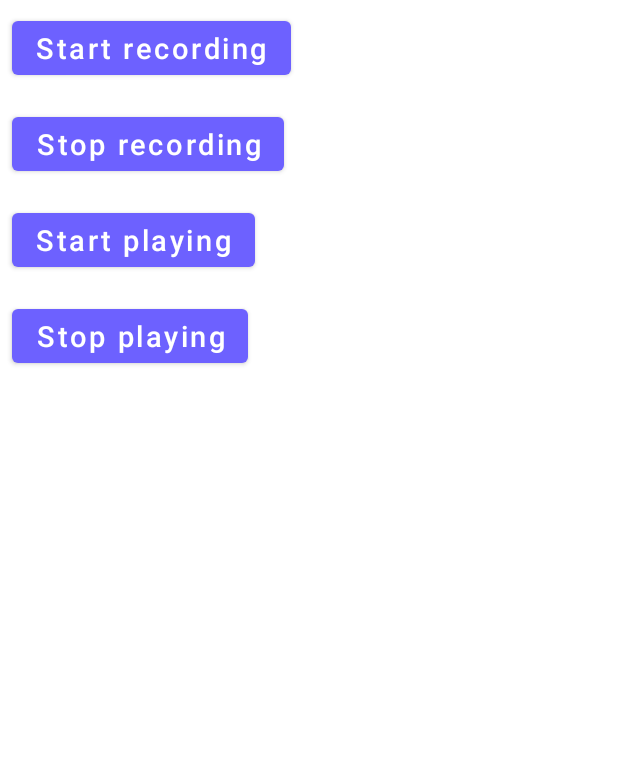
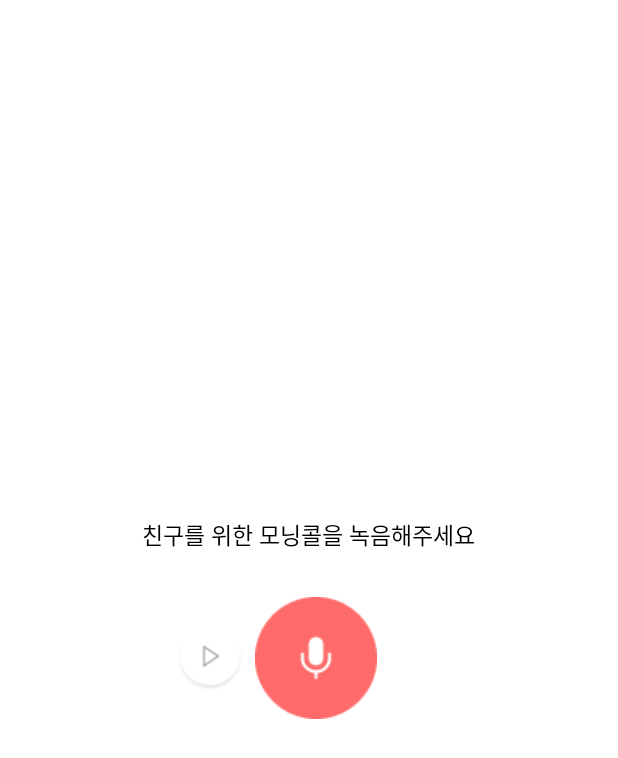
Before and after one commit to 55soup/HeyDude, an Android app: the RecordActivity screen opened directly, with no data from a screen before it, on a phone screen of 412 x 824 dp. Shown: the top 758 px of the screen. Run offline under Robolectric (Android 15) with nearby library versions, the phone set to English and light mode, and no system bars.

Commit message:
녹음 Imagebutton으로 수정, 오디오 플레이 시 끝까지 재생하면 자동 중지

```diff
--- a/app/src/main/java/com/mirim/hey_dude/RecordActivity.java
+++ b/app/src/main/java/com/mirim/hey_dude/RecordActivity.java
@@ -4,48 +4,76 @@ import androidx.appcompat.app.AppCompatActivity;
 import androidx.core.app.ActivityCompat;
 
 import android.Manifest;
+import android.app.AlertDialog;
+import android.content.DialogInterface;
 import android.content.pm.PackageManager;
 import android.media.MediaPlayer;
 import android.media.MediaRecorder;
 import android.os.Bundle;
-import android.os.Environment;
 import android.view.View;
-import android.widget.Button;
+import android.widget.ImageButton;
 import android.widget.Toast;
 
 import com.example.hey_dude.R;
 
-import java.io.File;
-import java.io.FileOutputStream;
 import java.io.IOException;
 
 public class RecordActivity extends AppCompatActivity {
-
-        private Button StartRecording, StopRecording, StartPlaying, StopPlaying;
+        private ImageButton recordBtn, playingBtn;
         private MediaRecorder mediaRecorder;
         private MediaPlayer mediaPlayer;
         private String AudioSavaPath = null;
+        private boolean isRecording = false;
+        private boolean isPlaying = false;
 
         @Override
         protected void onCreate(Bundle savedInstanceState) {
             super.onCreate(savedInstanceState);
             setContentView(R.layout.activity_record);
-
-            StartRecording = findViewById(R.id.startRecord);
-            StopRecording = findViewById(R.id.stopRecord);
-            StartPlaying = findViewById(R.id.startPlaying);
-            StopPlaying = findViewById(R.id.stopPlaying);
+            recordBtn = findViewById(R.id.recordBtn);
+            playingBtn = findViewById(R.id.playingBtn);
+            playingBtn.setEnabled(false); //enable은 코드로 설정해야 동작.
 
             ActivityCompat.requestPermissions(this,
                     new String[]{Manifest.permission.RECORD_AUDIO},
                     100);
 
-            StartRecording.setOnClickListener(new View.OnClickListener() {
+            recordBtn.setOnClickListener(new View.OnClickListener() {
                 @Override
                 public void onClick(View v) {
+                    if(isRecording){
+                        // 현재 녹음o
+                        isRecording=false;
+                        StopRecording();
+                        playingBtn.setEnabled(true);
+                    }else{
+                        //현재 녹음x
+                        if(checkPermissions()){
+                            isRecording=true;
+                            startRecording();
+                        }
+                    }
+                }
+            });
 
-                    if (checkPermissions() == true) {
+            playingBtn.setOnClickListener(new View.OnClickListener() {
+                @Override
+                public void onClick(View v) {
+                    if(isPlaying){
+                        //정지했을 때
+                        StopAudio();
+                    }else{
+                        // 재생했을 때
+                        PlayingAudio();
+                    }
+                }
+            });
+        }
 
+    void startRecording(){
+            //녹음시작
+            recordBtn.setImageResource(R.drawable.record_ing);
+            //파일 위치
             AudioSavaPath = getExternalFilesDir("/").getAbsolutePath();
             AudioSavaPath += "/" + "RecordExample_" + "audio.mp3";
 
@@ -57,26 +85,17 @@ public class RecordActivity extends AppCompatActivity {
 
             try {
                 mediaRecorder.prepare();
-                            Toast.makeText(RecordActivity.this, "Recording started", Toast.LENGTH_SHORT).show();
+                mediaRecorder.start();
             } catch (IOException e) {
                 e.printStackTrace();
             }
-                        mediaRecorder.start();
 
-                    } else {
-                        ActivityCompat.requestPermissions(RecordActivity.this, new String[]{
-                                Manifest.permission.RECORD_AUDIO, Manifest.permission.WRITE_EXTERNAL_STORAGE
-                        }, 1);
-                    }
     }
 
-            });
-
-            StopRecording.setOnClickListener(new View.OnClickListener() {
-                @Override
-                public void onClick(View v) {
-                    if (null != mediaPlayer) {
+    void StopRecording(){
+        //녹음 중지
         try {
+            recordBtn.setImageResource(R.drawable.record);
             mediaRecorder.stop();
         }catch(Exception e){
 
@@ -85,38 +104,54 @@ public class RecordActivity extends AppCompatActivity {
             mediaRecorder = null;
         }
     }
-                }
-            });
 
-            StartPlaying.setOnClickListener(new View.OnClickListener() {
-                @Override
-                public void onClick(View v) {
-
+    void PlayingAudio(){
+        //재생했을 때
+        isPlaying=true;
+        playingBtn.setImageResource(R.drawable.btn_stop);
         mediaPlayer = new MediaPlayer();
         try {
             mediaPlayer.setDataSource(AudioSavaPath);
             mediaPlayer.prepare();
             mediaPlayer.start();
-                        Toast.makeText(RecordActivity.this, "Start playing", Toast.LENGTH_SHORT).show();
         } catch (IOException e) {
             e.printStackTrace();
         }
+        // 오디오 길이 끝에 도달했을 경우.
+        mediaPlayer.setOnCompletionListener(new MediaPlayer.OnCompletionListener() {
+            @Override
+            public void onCompletion(MediaPlayer mp) {
+              StopAudio();
             }
         });
+    }
 
-            StopPlaying.setOnClickListener(new View.OnClickListener() {
-                @Override
-                public void onClick(View v) {
-
+    void StopAudio(){
+        //정지했을 때
+        isPlaying=false;
+        playingBtn.setImageResource(R.drawable.playbutton);
         if (mediaPlayer != null) {
             mediaPlayer.stop();
             mediaPlayer.release();
-                        Toast.makeText(RecordActivity.this, "Stopped playing", Toast.LENGTH_SHORT).show();
         }
     }
+
+    void DialogShow(){
+        AlertDialog.Builder builder = new AlertDialog.Builder(this);
+        builder.setTitle("알림");
+        builder.setMessage("김하진" + "님이"+"\n모닝콜을 원해요!\n수락하시겠습니까?");
+        builder.setPositiveButton("OK", new DialogInterface.OnClickListener() {
+            @Override
+            public void onClick(DialogInterface dialog, int which) {
+
+            }
         });
-
-
+        builder.setNegativeButton("CANCEL", new DialogInterface.OnClickListener() {
+            @Override
+            public void onClick(DialogInterface dialog, int which) {
+            }
+        });
+        builder.show();
     }
 
     private boolean checkPermissions() { //permissions check
--- /dev/null
+++ b/app/src/main/res/drawable/playbutton.xml
@@ -0,0 +1,5 @@
+<?xml version="1.0" encoding="utf-8"?>
+<selector xmlns:android="http://schemas.android.com/apk/res/android">
+    <item android:state_enabled="false" android:drawable="@drawable/btn_play_disable"></item>
+    <item android:state_enabled="true" android:drawable="@drawable/btn_play"></item>
+</selector>
--- a/app/src/main/res/layout/activity_fragment1.xml
+++ b/app/src/main/res/layout/activity_fragment1.xml
@@ -10,6 +10,5 @@
     <androidx.recyclerview.widget.RecyclerView
         android:id="@+id/Alarm_RecyclerView"
         android:layout_width="match_parent"
-        android:layout_height="match_parent"
-        tools:listitem="@layout/"/>
+        android:layout_height="match_parent" />
 </FrameLayout>
--- a/app/src/main/res/layout/activity_record.xml
+++ b/app/src/main/res/layout/activity_record.xml
@@ -5,40 +5,38 @@
     android:layout_width="match_parent"
     android:layout_height="match_parent"
     android:orientation="vertical"
+    android:gravity="center"
     tools:context="com.mirim.hey_dude.RecordActivity">
-    <Button
-        android:id="@+id/startRecord"
+
+    <TextView
         android:layout_width="wrap_content"
         android:layout_height="wrap_content"
-        android:text="Start recording"
-        android:textSize="19sp"
-        android:textAllCaps="false"
-        android:layout_margin="8dp"/>
-
-    <Button
-        android:id="@+id/stopRecord"
+        android:layout_marginBottom="30dp"
+        android:text="친구를 위한 모닝콜을 녹음해주세요"
+        android:textColor="@color/black"
+        android:textSize="15dp"/>
+    <LinearLayout
         android:layout_width="wrap_content"
         android:layout_height="wrap_content"
-        android:text="Stop recording"
-        android:textSize="19sp"
-        android:textAllCaps="false"
-        android:layout_margin="8dp"/>
-
-    <Button
-        android:id="@+id/startPlaying"
-        android:layout_width="wrap_content"
-        android:layout_height="wrap_content"
-        android:text="Start playing"
-        android:textSize="19sp"
-        android:textAllCaps="false"
-        android:layout_margin="8dp"/>
-
-    <Button
-        android:id="@+id/stopPlaying"
-        android:layout_width="wrap_content"
-        android:layout_height="wrap_content"
-        android:text="Stop playing"
-        android:textSize="19sp"
-        android:textAllCaps="false"
-        android:layout_margin="8dp"/>
+        android:orientation="horizontal"
+        android:gravity="center">
+        <ImageButton
+            android:id="@+id/playingBtn"
+            android:layout_width="wrap_content"
+            android:layout_height="wrap_content"
+            android:layout_marginRight="20dp"
+            android:textSize="19sp"
+            android:layout_margin="8dp"
+            android:src="@drawable/playbutton"
+            android:background="#00000000"
+            android:enabled="false" />
+        <ImageButton
+            android:id="@+id/recordBtn"
+            android:layout_width="wrap_content"
+            android:layout_height="wrap_content"
+            android:src="@drawable/record"
+            android:background="#00000000"
+            android:layout_marginRight="50dp"
+            android:text="녹음하기" />
+    </LinearLayout>
 </LinearLayout>
--- a/app/src/main/res/layout/alarm_recyclerview_custom.xml
+++ b/app/src/main/res/layout/alarm_recyclerview_custom.xml
@@ -10,7 +10,6 @@
     android:layout_marginLeft="50dp"
     android:layout_marginTop="50dp"
     android:background="@drawable/radius">
-
     <GridLayout
         android:columnCount="3"
         android:rowCount="2"
```
Also changed, not shown: app/src/main/java/com/mirim/hey_dude/Fragment2.java (+15 -101 lines), app/src/main/java/com/mirim/hey_dude/Fragment3.java (+11 -2 lines), app/src/main/java/com/mirim/hey_dude/FriendListFragment.java (added, +60 -0 lines), app/src/main/res/drawable/ic_baseline_add_circle_outline_24.xml (added, +10 -0 lines), app/src/main/res/layout/activity_fragment2.xml (+1 -18 lines), app/src/main/res/layout/activity_fragment3.xml (+5 -4 lines), app/src/main/res/layout/fragment_friend_list.xml (added, +19 -0 lines), app/src/main/res/layout/item_add_friends_recyclerview.xml (added, +49 -0 lines), app/src/main/res/layout/item_delete_friends_recyclerview.xml (added, +49 -0 lines), app/src/main/res/drawable/btn_play.png (added), app/src/main/res/drawable/btn_play_disable.png (added), app/src/main/res/drawable/btn_stop.png (added). Lines whose indentation alone changed are shown as unchanged.
